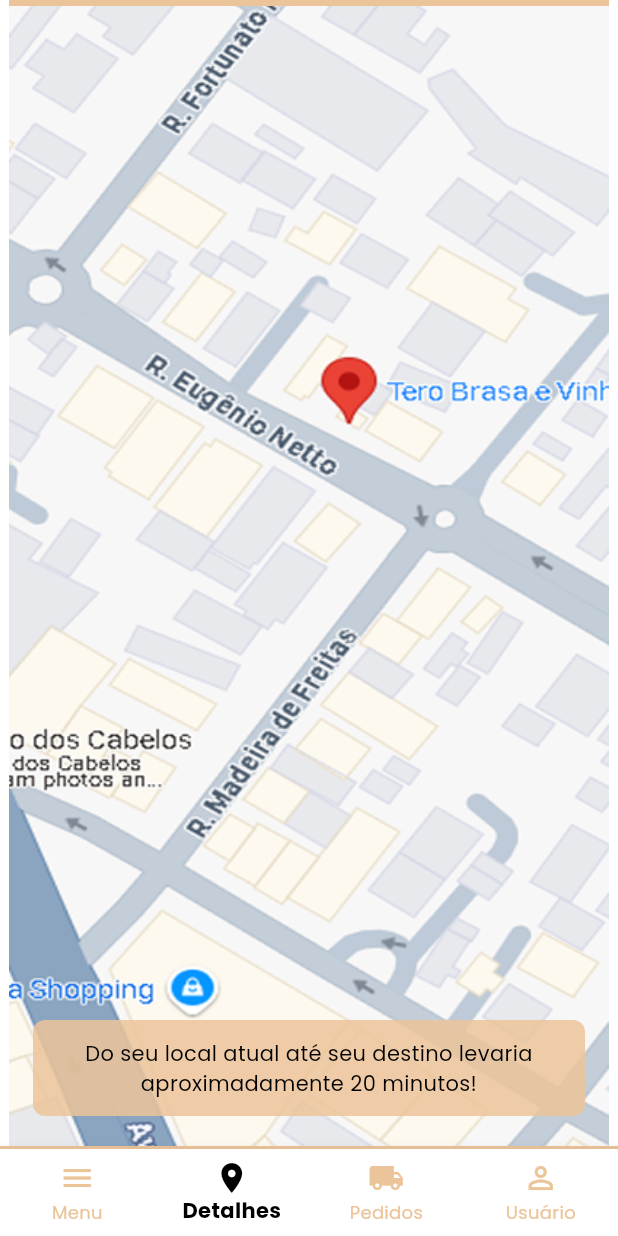
After one commit to Beatriz-Stein/FoodMap, a Flutter app: the Mapa screen opened by its route, on a phone screen of 412 x 824 dp. The commit adds this screen. Run offline on Flutter 3.47's test engine with Material 3 defaults, Android fonts, the light colour scheme and no system bars; our stand-ins replace google_fonts.

Commit message:
Adição do mapa, localização do ambiente em detalhes

```diff
--- a/lib/Home.dart
+++ b/lib/Home.dart
@@ -1,6 +1,6 @@
 import 'package:flutter/material.dart';
 import 'package:google_fonts/google_fonts.dart';
-import 'navegacao.dart' as nav;  // alias nav
+import 'navegacao.dart' as nav;
 import 'DetalhesCulinariaBrasileira.dart';
 
 class Home extends StatefulWidget {
@@ -28,7 +28,7 @@ class _HomeState extends State<Home> {
     final larguraTela = MediaQuery.of(context).size.width;
     final larguraMaxima = 360.0;
 
-    return nav.Navegacao(   // usa o alias aqui
+    return nav.Navegacao(
       currentIndex: 0,
       child: Scaffold(
         backgroundColor: Colors.white,
@@ -41,7 +41,6 @@ class _HomeState extends State<Home> {
                   child: ListView(
                     padding: const EdgeInsets.symmetric(vertical: 40),
                     children: [
-                      // CAMPO DE PESQUISA
                       Container(
                         margin: const EdgeInsets.symmetric(horizontal: 16),
                         height: 50,
@@ -82,10 +81,7 @@ class _HomeState extends State<Home> {
                           ],
                         ),
                       ),
-
                       const SizedBox(height: 24),
-
-                      // TÍTULO
                       Text.rich(
                         TextSpan(
                           text: 'Descubra por tipo de ',
@@ -105,18 +101,12 @@ class _HomeState extends State<Home> {
                         ),
                         textAlign: TextAlign.center,
                       ),
-
                       const SizedBox(height: 16),
-
-                      // CARDS DE CULINÁRIA COMO BOTÕES
                       botaoImg("assets/img/comidaJaponesa.png", "Japonesa"),
                       botaoImg("assets/img/comidaBrasileira.png", "Brasileira"),
                       botaoImg("assets/img/comidaItaliana.png", "Italiana"),
                       botaoImg("assets/img/comidaFrancesa.png", "Francesa"),
-
                       const SizedBox(height: 24),
-
-                      // MAIS POPULARES
                       Text.rich(
                         TextSpan(
                           text: 'Mais populares ',
@@ -136,10 +126,7 @@ class _HomeState extends State<Home> {
                         ),
                         textAlign: TextAlign.center,
                       ),
-
                       const SizedBox(height: 10),
-
-                      // IMAGEM POPULAR
                       Container(
                         margin: const EdgeInsets.symmetric(horizontal: 16),
                         height: 120,
@@ -153,8 +140,6 @@ class _HomeState extends State<Home> {
                       ),
 
                       const SizedBox(height: 10),
-
-                      // DESCRIÇÃO POPULAR
                       Container(
                         margin: const EdgeInsets.symmetric(horizontal: 16),
                         padding: const EdgeInsets.all(12),
@@ -240,7 +225,6 @@ Widget botaoImg(String caminhoImagem, String rotulo) {
             ),
             child: Stack(
               children: [
-                // EFEITO DE ESCURECER NO HOVER
                 AnimatedOpacity(
                   opacity: isHovered ? 0.4 : 0.0,
                   duration: const Duration(milliseconds: 200),
@@ -251,7 +235,6 @@ Widget botaoImg(String caminhoImagem, String rotulo) {
                     ),
                   ),
                 ),
-                // TEXTO CENTRAL
                 Center(
                   child: Text(
                     rotulo,
--- /dev/null
+++ b/lib/mapa.dart
@@ -0,0 +1,129 @@
+import 'package:flutter/material.dart';
+
+class Mapa extends StatefulWidget {
+  const Mapa({Key? key}) : super(key: key);
+
+  @override
+  State<Mapa> createState() => _MapaState();
+}
+
+class _MapaState extends State<Mapa> {
+  final int _currentIndex = 1;
+
+  void _onItemTapped(int index) {
+    if (index == _currentIndex) return;
+
+    switch (index) {
+      case 0:
+        Navigator.pushReplacementNamed(context, '/home');
+        break;
+      case 1:
+
+        break;
+      case 2:
+        Navigator.pushReplacementNamed(context, '/pedidos');
+        break;
+      case 3:
+        Navigator.pushReplacementNamed(context, '/usuario');
+        break;
+    }
+  }
+
+  @override
+  Widget build(BuildContext context) {
+    const larguraMaxima = 400.0;
+
+    return Scaffold(
+      backgroundColor: Colors.white,
+      body: Align(
+        alignment: Alignment.topCenter,
+        child: ConstrainedBox(
+          constraints: const BoxConstraints(maxWidth: larguraMaxima),
+          child: Column(
+            children: [
+              Container(
+                height: 4,
+                color: const Color(0xFFECC49A),
+              ),
+              Expanded(
+                child: Container(
+                  color: Colors.white,
+                  child: Stack(
+                    children: [
+                      Positioned.fill(
+                        child: Image.asset(
+                          'assets/img/Mapa.png',
+                          fit: BoxFit.cover,
+                        ),
+                      ),
+                      Positioned(
+                        bottom: 20,
+                        left: 16,
+                        right: 16,
+                        child: Container(
+                          padding: const EdgeInsets.all(12),
+                          decoration: BoxDecoration(
+                            color: const Color(0xFFECC49A).withOpacity(0.85),
+                            borderRadius: BorderRadius.circular(8),
+                          ),
+                          child: const Text(
+                            'Do seu local atual até seu destino levaria aproximadamente 20 minutos!',
+                            style: TextStyle(color: Colors.black),
+                            textAlign: TextAlign.center,
+                          ),
+                        ),
+                      ),
+                    ],
+                  ),
+                ),
+              ),
+            ],
+          ),
+        ),
+      ),
+      bottomNavigationBar: ConstrainedBox(
+        constraints: const BoxConstraints(maxWidth: larguraMaxima),
+        child: Column(
+          mainAxisSize: MainAxisSize.min,
+          children: [
+            const Divider(
+              color: Color(0xFFECC49A),
+              thickness: 2,
+              height: 2,
+            ),
+            BottomNavigationBar(
+              currentIndex: _currentIndex,
+              onTap: _onItemTapped,
+              type: BottomNavigationBarType.fixed,
+              backgroundColor: Colors.white,
+              selectedItemColor: Colors.black,
+              unselectedItemColor: const Color(0xFFECC49A),
+              showSelectedLabels: true,
+              showUnselectedLabels: true,
+              selectedLabelStyle: const TextStyle(fontWeight: FontWeight.bold),
+              unselectedLabelStyle: const TextStyle(fontWeight: FontWeight.normal),
+              items: const [
+                BottomNavigationBarItem(
+                  icon: Icon(Icons.menu),
+                  label: 'Menu',
+                ),
+                BottomNavigationBarItem(
+                  icon: Icon(Icons.location_on),
+                  label: 'Detalhes',
+                ),
+                BottomNavigationBarItem(
+                  icon: Icon(Icons.local_shipping),
+                  label: 'Pedidos',
+                ),
+                BottomNavigationBarItem(
+                  icon: Icon(Icons.person_outline),
+                  label: 'Usuário',
+                ),
+              ],
+            ),
+          ],
+        ),
+      ),
+    );
+  }
+}
```
